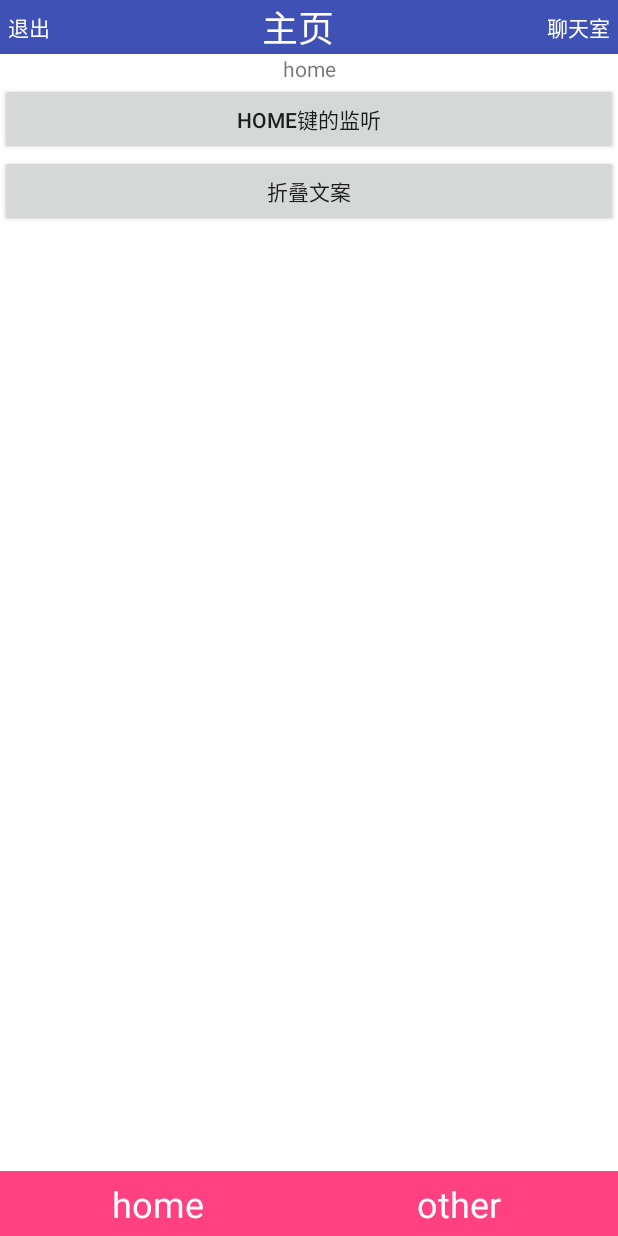
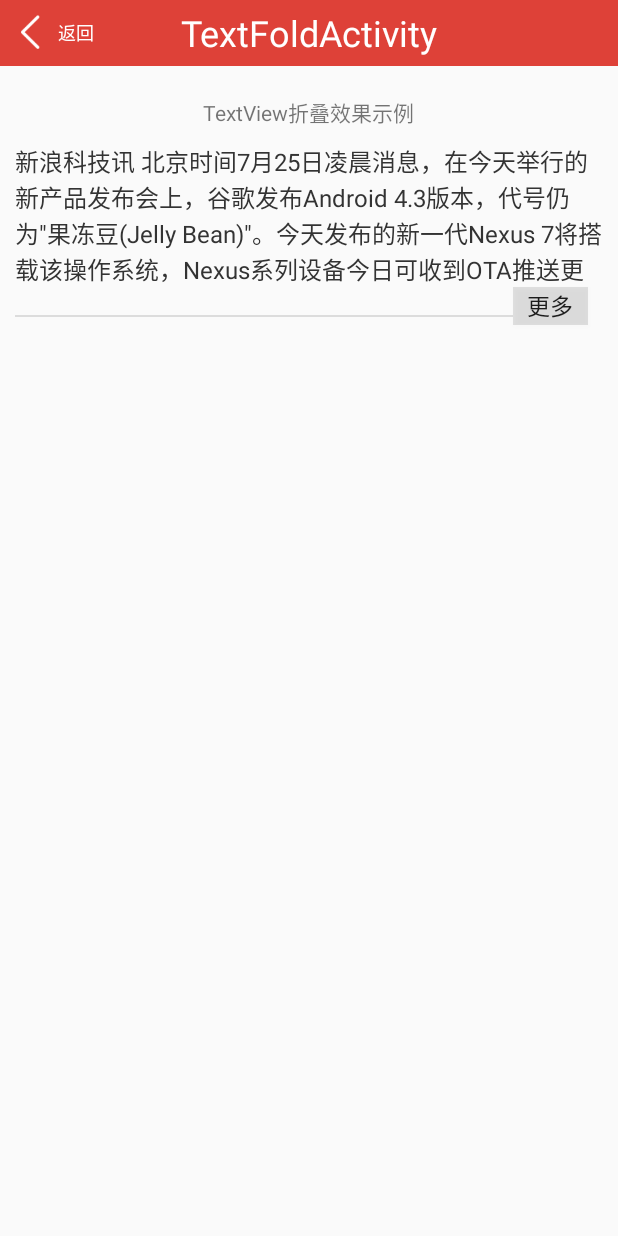
Before and after one commit to ToOak/CoolWearther, an Android app: the screen it shows after launch (MainActivity before the commit, TextFoldActivity after it), after a tap on "折叠文案", on a phone screen of 412 x 824 dp. Run offline under Robolectric (Android 15) with nearby library versions, the phone set to English and light mode, and no system bars.

Commit message:
添加textviewfold文案折叠效果示例

```diff
--- a/app/src/main/AndroidManifest.xml
+++ b/app/src/main/AndroidManifest.xml
@@ -31,6 +31,7 @@
             android:theme="@style/Theme.AppCompat.Light" />
         <activity android:name=".activity.TalkActivity" />
         <activity android:name=".activity.HomeDownActivity" />
+        <activity android:name=".activity.TextFoldActivity" />
         <activity android:name=".activity.RequestPermissionActivity">
             <intent-filter>
                 <action android:name="android.intent.action.VIEW" />
@@ -73,9 +74,9 @@
                 <!--应用进程重启，当我们点击强制停止后收到此消息，常理你会认为应该在应用再次启动的时候收到-->
                 <action android:name="android.intent.action.PACKAGE_RESTARTED" />
                 <!--Android电量广播状态有3种，电量低，电量充满，电量发生改变。-->
-                <action android:name="android.intent.action.BATTERY_LOW"/>
-                <action android:name="android.intent.action.BATTERY_OKAY"/>
-                <action android:name="android.intent.action.BATTERY_CHANGED"/>
+                <action android:name="android.intent.action.BATTERY_LOW" />
+                <action android:name="android.intent.action.BATTERY_OKAY" />
+                <action android:name="android.intent.action.BATTERY_CHANGED" />
 
                 <category android:name="android.intent.category.DEFAULT" />
             </intent-filter>
--- /dev/null
+++ b/app/src/main/java/com/cc/xsl/coolweather/activity/TextFoldActivity.java
@@ -0,0 +1,131 @@
+package com.cc.xsl.coolweather.activity;
+
+import android.content.Context;
+import android.content.Intent;
+import android.view.View;
+import android.view.ViewTreeObserver;
+import android.widget.Button;
+import android.widget.FrameLayout;
+import android.widget.ImageView;
+import android.widget.TextView;
+
+import com.cc.xsl.coolweather.R;
+import com.cc.xsl.coolweather.base.BaseActivity;
+import com.cc.xsl.coolweather.util.LogUtil;
+
+public class TextFoldActivity extends BaseActivity implements View.OnClickListener {
+    public static final String CONTENT = "content";
+    private Button moreBtn;
+    private TextView descShortTv, descLongTv;
+    private FrameLayout descFl;
+    private String content = "";
+    private ImageView moreLineIv;
+    private boolean isInited = false;
+    private boolean isShowShortText = true;
+
+    public static Intent getIntent(Context context, String content) {
+        Intent intent = new Intent(context, TextFoldActivity.class);
+        intent.putExtra(CONTENT, content);
+        return intent;
+    }
+
+    @Override
+    protected void loadData() {
+        descShortTv.setText(content);
+        descLongTv.setText(content);
+
+        ViewTreeObserver viewTreeObserver = descFl.getViewTreeObserver();
+        viewTreeObserver.addOnPreDrawListener(new ViewTreeObserver.OnPreDrawListener() {
+            @Override
+            public boolean onPreDraw() {
+                LogUtil.e("onPreDraw:" + isInited);
+                if (isInited) {
+                    return true;
+                }
+                if (measureDescription(descShortTv, descLongTv)) {
+                    moreBtn.setVisibility(View.VISIBLE);
+                    moreLineIv.setVisibility(View.VISIBLE);
+                } else {
+                    moreBtn.setVisibility(View.GONE);
+                    moreLineIv.setVisibility(View.GONE);
+                }
+                isInited = true;
+                return true;
+            }
+        });
+    }
+
+    /**
+     * 计算描述信息是否过长
+     *
+     * @return
+     */
+    private boolean measureDescription(TextView shortView, TextView longView) {
+        int shortHeight = shortView.getHeight();
+        int longHeight = longView.getHeight();
+        if (longHeight > shortHeight) {
+            shortView.setVisibility(View.VISIBLE);
+            longView.setVisibility(View.GONE);
+            return true;
+        }
+        shortView.setVisibility(View.GONE);
+        longView.setVisibility(View.VISIBLE);
+        return false;
+    }
+
+    @Override
+    protected void initView() {
+        moreBtn = (Button) findViewById(R.id.more_btn);
+        descLongTv = (TextView) findViewById(R.id.desc_long_tv);
+        descShortTv = (TextView) findViewById(R.id.desc_short_tv);
+        descFl = (FrameLayout) findViewById(R.id.desc_fl);
+        moreLineIv = (ImageView) findViewById(R.id.more_line_iv);
+
+        moreBtn.setOnClickListener(this);
+    }
+
+    @Override
+    protected void initIntent() {
+        Intent intent = getIntent();
+        if (intent != null) {
+            content = intent.getStringExtra(CONTENT);
+        }
+    }
+
+    @Override
+    protected int getLayoutId() {
+        return R.layout.activity_text_fold;
+    }
+
+    @Override
+    public void onClick(View v) {
+        switch (v.getId()) {
+            case R.id.more_btn: {
+                if (isShowShortText) {
+                    descShortTv.setVisibility(View.GONE);
+                    descLongTv.setVisibility(View.VISIBLE);
+                } else {
+                    descLongTv.setVisibility(View.GONE);
+                    descShortTv.setVisibility(View.VISIBLE);
+                }
+                toggleMoreBtn();
+                isShowShortText = !isShowShortText;
+                break;
+            }
+        }
+    }
+
+    /**
+     * 更改更多按钮的文本
+     */
+    private void toggleMoreBtn() {
+        String text = moreBtn.getText().toString();
+        String moreText = getString(R.string.more);
+        String lessText = getString(R.string.less);
+        if (moreText.equals(text)) {
+            moreBtn.setText(lessText);
+        } else {
+            moreBtn.setText(moreText);
+        }
+    }
+}
--- a/app/src/main/java/com/cc/xsl/coolweather/fragment/HomeFragement.java
+++ b/app/src/main/java/com/cc/xsl/coolweather/fragment/HomeFragement.java
@@ -10,6 +10,7 @@ import android.widget.Button;
 import com.cc.xsl.coolweather.MyApplication;
 import com.cc.xsl.coolweather.R;
 import com.cc.xsl.coolweather.activity.HomeDownActivity;
+import com.cc.xsl.coolweather.activity.TextFoldActivity;
 import com.cc.xsl.coolweather.base.BaseFragment;
 import com.cc.xsl.coolweather.util.LogUtil;
 
@@ -42,7 +43,9 @@ public class HomeFragement extends BaseFragment implements View.OnClickListener
                 break;
             }
             case R.id.text_fold_btn: {
-
+                startActivity(TextFoldActivity.getIntent(MyApplication.getApp(), "新浪科技讯 北京时间7月25日凌晨消息，在今天举行的新产品发布会上，谷歌发布Android 4.3版本，代号仍为\"果冻豆(Jelly Bean)\"。今天发布的新一代Nexus 7将搭载该操作系统，Nexus系列设备今日可收到OTA推送更新。\n" +
+                        "Android 4.3操作系统新增一系列功能。首先是多用户设置功能，包括针对保护儿童的“受限文件(restricted profiles)”特性。用户可以对应用内容进行限制，防止儿童在使用应用时看到不适宜内容，或接触不合适的应用内购买广告。这项功能与微软Windows Phone的\"儿童乐园(Microsoft's Kid's Corner)\"功能类似。\n" +
+                        "第二项升级是智能蓝牙(Bluetooth Smart)功能，即\"低功耗蓝牙(Bluetooth Low Energy)\"。"));
                 break;
             }
         }
--- /dev/null
+++ b/app/src/main/res/layout/activity_text_fold.xml
@@ -0,0 +1,63 @@
+<RelativeLayout xmlns:android="http://schemas.android.com/apk/res/android"
+    android:layout_width="match_parent"
+    android:layout_height="match_parent"
+    android:padding="10dp">
+
+    <TextView
+        android:id="@+id/title_tv"
+        android:layout_width="wrap_content"
+        android:layout_height="wrap_content"
+        android:layout_centerHorizontal="true"
+        android:layout_marginBottom="10dp"
+        android:layout_marginTop="10dp"
+        android:text="TextView折叠效果示例" />
+
+    <FrameLayout
+        android:id="@+id/desc_fl"
+        android:layout_width="match_parent"
+        android:layout_height="wrap_content"
+        android:layout_below="@id/title_tv"
+        android:fadingEdge="horizontal"
+        android:fadingEdgeLength="5dp">
+
+        <TextView
+            android:id="@+id/desc_short_tv"
+            android:layout_width="match_parent"
+            android:layout_height="wrap_content"
+            android:maxLines="4"
+            android:textColor="@color/text_normal"
+            android:textSize="16sp" />
+
+        <TextView
+            android:id="@+id/desc_long_tv"
+            android:layout_width="match_parent"
+            android:layout_height="wrap_content"
+            android:textColor="@color/text_normal"
+            android:textSize="16sp" />
+    </FrameLayout>
+
+    <Button
+        android:id="@+id/more_btn"
+        android:layout_width="50dp"
+        android:layout_height="25dp"
+        android:layout_alignParentRight="true"
+        android:layout_below="@id/desc_fl"
+        android:layout_marginRight="10dp"
+        android:background="#1c000000"
+        android:gravity="center"
+        android:text="@string/more"
+        android:textSize="15sp"
+        android:visibility="gone" />
+
+    <ImageView
+        android:id="@+id/more_line_iv"
+        android:layout_width="match_parent"
+        android:layout_height="wrap_content"
+        android:layout_alignBaseline="@id/more_btn"
+        android:layout_below="@id/desc_fl"
+        android:layout_toLeftOf="@id/more_btn"
+        android:background="@drawable/more_line"
+        android:contentDescription="@string/app_name"
+        android:visibility="gone" />
+
+</RelativeLayout>
--- a/app/src/main/res/values/strings.xml
+++ b/app/src/main/res/values/strings.xml
@@ -15,6 +15,8 @@
     <string name="unempty">内容不可为空</string>
     <string name="go_home">回到桌面</string>
     <string name="permission_diy">手动授权</string>
+    <string name="more">更多</string>
+    <string name="less">收起</string>
 
     <string name="action_scheme">cool</string>
     <string name="action_host">cc.xsl</string>
```
Also changed, not shown: app/src/main/res/drawable/more_line.9.png (added).
